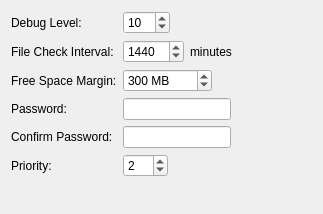
The window that FileWaveGuiLib/ClientStatusMonitorFiles/Options.ui (fw-dev/translations) describes before a commit, drawn with Qt 5.
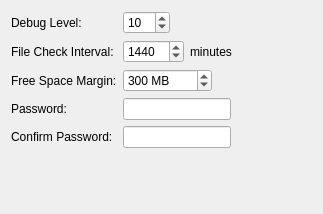
The same window after the commit.

The edit to the form file:
```diff
--- a/FileWaveGuiLib/ClientStatusMonitorFiles/Options.ui
+++ b/FileWaveGuiLib/ClientStatusMonitorFiles/Options.ui
@@ -119,26 +119,6 @@
      </property>
     </widget>
    </item>
-   <item row="5" column="0">
-    <widget class="QLabel" name="opPriorityLA">
-     <property name="text">
-      <string>Priority:</string>
-     </property>
-    </widget>
-   </item>
-   <item row="5" column="1">
-    <widget class="QSpinBox" name="opPrioritySB">
-     <property name="minimum">
-      <number>-20</number>
-     </property>
-     <property name="maximum">
-      <number>20</number>
-     </property>
-     <property name="value">
-      <number>2</number>
-     </property>
-    </widget>
-   </item>
   </layout>
  </widget>
  <tabstops>
```
Left out of the diff: 1 changed line with no effect on the pictures.
